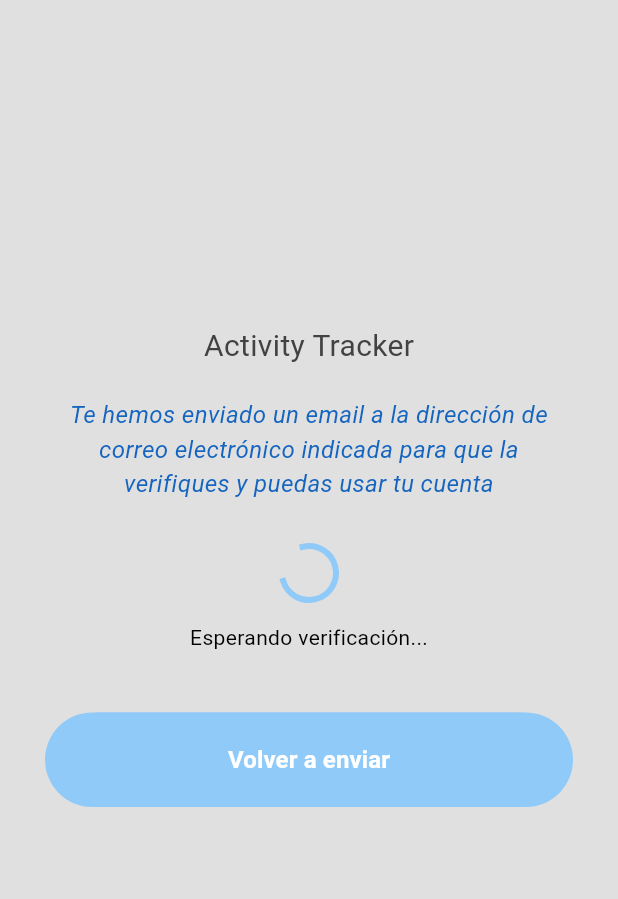
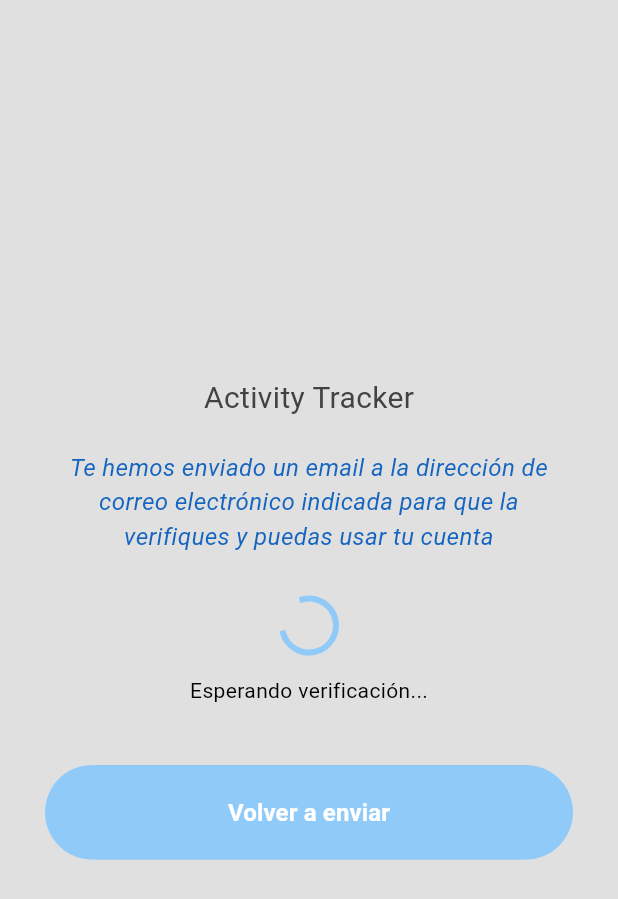
Before and after one commit to ignamarga1/ActivityTracker, a Flutter app: the EmailVerificationPage screen opened by its route, on a phone screen of 412 x 824 dp. Shown: the top 899 px of the screen. Run offline on Flutter 3.47's test engine with Material 3 defaults, Android fonts, the phone set to English and light mode, and no system bars; our stand-ins replace firebase_auth, firebase_core, fluttertoast; accounts and stored records are empty.

Commit message:
Updated background and resizeToAvoidBottomInset

```diff
--- a/activity_tracker_flutter/lib/pages/email_verification_page.dart
+++ b/activity_tracker_flutter/lib/pages/email_verification_page.dart
@@ -46,6 +46,8 @@ class _EmailVerificationPageState extends State<EmailVerificationPage> {
   @override
   Widget build(BuildContext context) {
     return Scaffold(
+      backgroundColor: Theme.of(context).colorScheme.surface,
+      resizeToAvoidBottomInset: false,
       body: Align(
         alignment: Alignment.center,
         child: Padding(
@@ -95,7 +97,6 @@ class _EmailVerificationPageState extends State<EmailVerificationPage> {
                   );
                 },
               ),
-              const SizedBox(height: 70),
             ],
           ),
         ),
```
